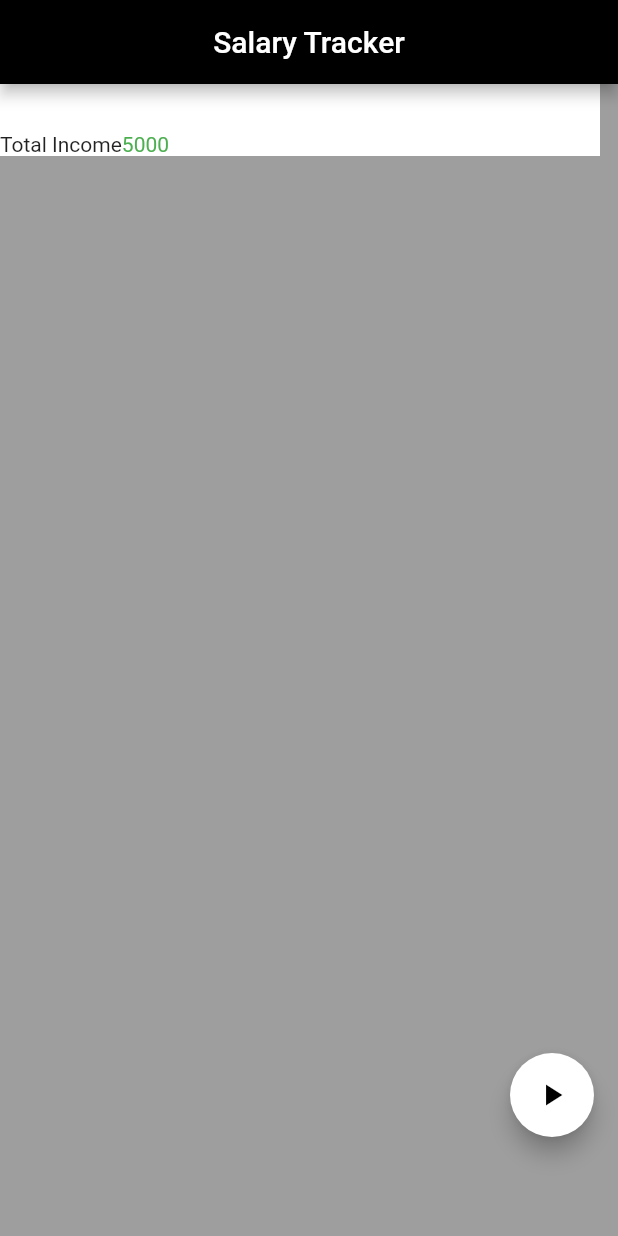
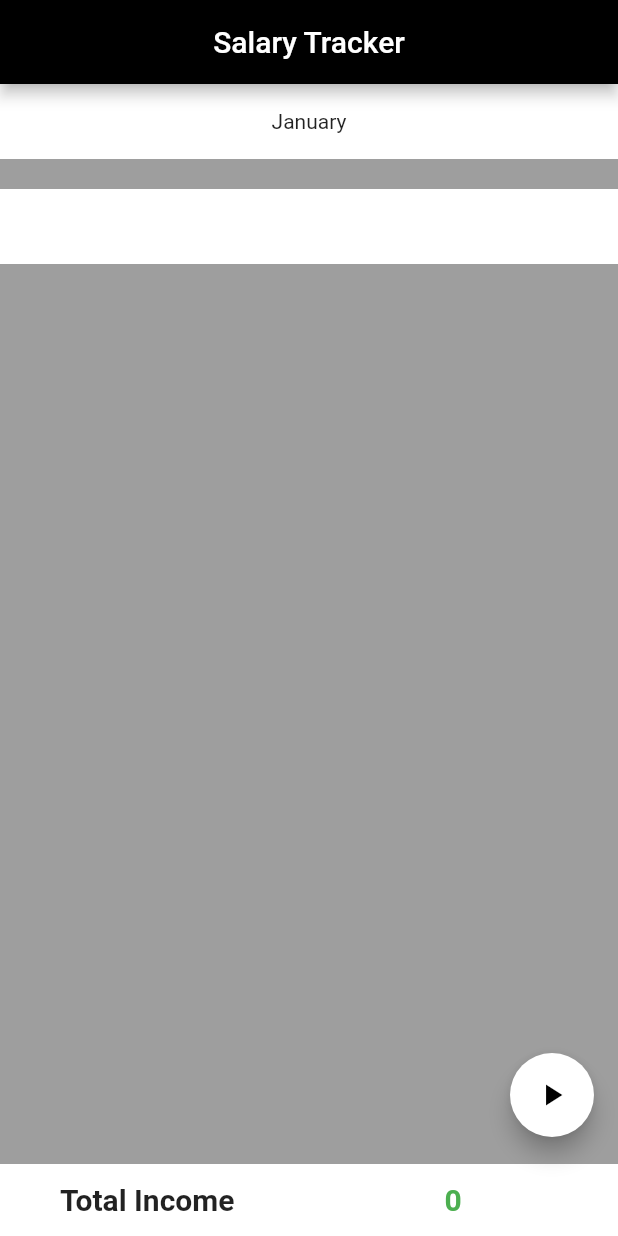
Before and after one commit to benf3632/salary_tracker, a Flutter app: the screen it shows after launch, on a phone screen of 412 x 824 dp. Run offline on Flutter 3.47's test engine with Material 2 defaults, Android fonts, the phone set to English and light mode, and no system bars; our stand-ins replace local_auth.

Commit message:
add launcher_icon, change app name, add scroll month and select

```diff
--- a/lib/main.dart
+++ b/lib/main.dart
@@ -26,8 +26,28 @@ class _MyHomePageState extends State<MyHomePage> {
 
 
   bool _started = false;
+  String _income = "0";
+
+  @override
+  void initState() {
+      // Calc income and set it
+      // pull local config
+      // pull shift from database
+      print("start");
+     super.initState();
+  }
+
+  @override
+  void dispose() {
+      // save local config
+      print('stop');
+      super.dispose();
+  }
+  List<String> months = ["January", "Fabuary", "March", "April", "May", "June", "July", "August", "September", "October", "November", "December"];
+  String selctedMonth = "";
   @override
   Widget build(BuildContext context) {
+    double width = MediaQuery.of(context).size.width;
     return Scaffold(
         backgroundColor: Colors.grey,
         appBar: AppBar(
@@ -38,17 +58,57 @@ class _MyHomePageState extends State<MyHomePage> {
         body: Column(
             children: <Widget> [
                 Container(
-                    width: 400,
+                    height: 50,
+                    child: NotificationListener<ScrollNotification>(
+                            onNotification: (scrollNotification) {
+                                if (scrollNotification is ScrollEndNotification) {
+                                    int i = (scrollNotification.metrics.pixels / width).round();
+                                    setState(() {selctedMonth = months[i];});
+                                }
+                                return true;
+                            },
+                        child: ListView.builder(
+                            physics: PageScrollPhysics(),
+                            scrollDirection: Axis.horizontal,
+                            itemCount: months.length,
+                            itemBuilder: (context, index) {
+                                return Container(
+                                        color: Colors.white,
+                                        width: width,
+                                        child: Center(child: Text(months[index]))
+                                );
+                            }
+                        ),
+                    )
+                ),
+                Padding(
+                    padding: EdgeInsets.symmetric(vertical: 20.0),
+                    child: Container(
+                        height: 50,
+                        width: width,
+                        child: Center(child: Text(selctedMonth)),
+                        color: Colors.white,
+                    )
+                ),
+                Expanded(
+                child: Align(
+                    alignment: Alignment.bottomCenter,
+                    child: Container(
+                            width: width,
                             height: 48,
-                    alignment: Alignment.bottomCenter,
                             color: Colors.white,
                             child: Row(
                                 children: <Widget>[
-                                Text('Total Income'),
-                                Text('5000', style: TextStyle(color: Colors.green)),
+                                    Padding(padding: const EdgeInsets.all(20.0)),
+                                    Text('Total Income', style: TextStyle(fontSize: 20.0, fontWeight: FontWeight.bold)),
+                                    Padding(padding: const EdgeInsets.all(70.0)),
+                                    Text(_income, style: TextStyle(color: Colors.green, fontSize: 20.0, fontWeight: FontWeight.bold)),
                                 ]
                             )
                         )
+                    )
+                ),
+
             ]
         ),
         floatingActionButton: Padding(
```
Also changed, not shown: pubspec.yaml (+7 -0 lines), assets/icons/incom2.png (added), assets/icons/income.png (added), 24 other files. Lines whose indentation alone changed are shown as unchanged.
